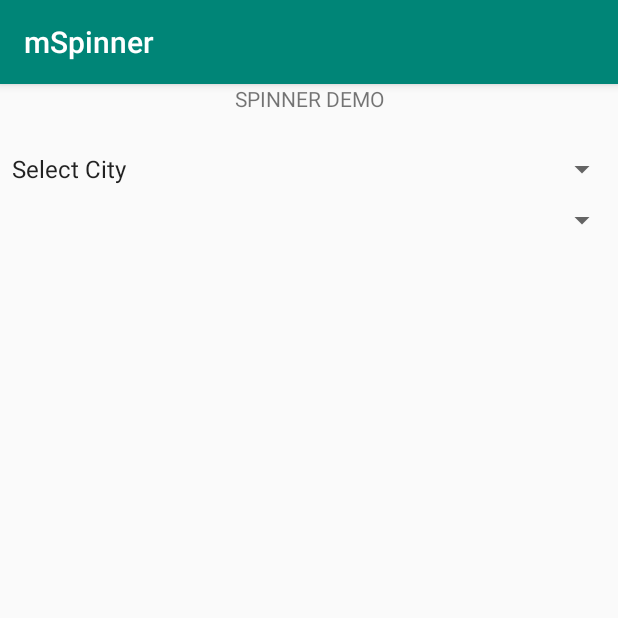
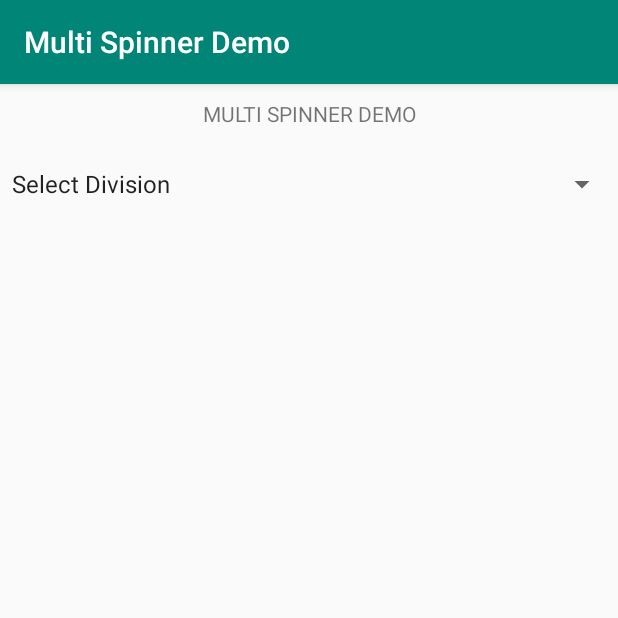
Before and after one commit to ShakilAhmedShaj/Multi_Spinner_Data_Relation, an Android app: the screen it shows after launch (MainActivity), on a phone screen of 412 x 824 dp, the top half of it. Run offline under Robolectric (Android 15) with nearby library versions, the phone set to English and light mode, and no system bars.

```diff
--- a/app/src/main/java/com/decima/lab/mspinner/MainActivity.java
+++ b/app/src/main/java/com/decima/lab/mspinner/MainActivity.java
@@ -11,44 +11,46 @@ import android.widget.Toast;
 
 public class MainActivity extends AppCompatActivity {
     // these are the global variables
-    Spinner classSpinner, divSpinner;
+    Spinner divSpinner, citySpinner;
     // string variable to store selected values
-    String selectedClass, selectedDiv;
+    String selectedDivision, selectedCity;
 
     @Override
     protected void onCreate(Bundle savedInstanceState) {
         super.onCreate(savedInstanceState);
         setContentView(R.layout.activity_main);
 
-        classSpinner = (Spinner) findViewById(R.id.classSpinner);
-        divSpinner = (Spinner) findViewById(R.id.divSpinner);
+        divSpinner = (Spinner) findViewById(R.id.classSpinner);
+        citySpinner = (Spinner) findViewById(R.id.divSpinner);
 
         // Class Spinner implementing onItemSelectedListener
-        classSpinner.setOnItemSelectedListener(new AdapterView.OnItemSelectedListener() {
+        divSpinner.setOnItemSelectedListener(new AdapterView.OnItemSelectedListener() {
             @Override
             public void onItemSelected(AdapterView<?> parent, View view, int position, long id) {
-                selectedClass = parent.getItemAtPosition(position).toString();
-                switch (selectedClass) {
+                selectedDivision = parent.getItemAtPosition(position).toString();
 
-                    case "Khulna":
-                        // assigning div item list defined in XML to the div Spinner
-                        divSpinner.setAdapter(new ArrayAdapter<String>(MainActivity.this,
-                                android.R.layout.simple_spinner_dropdown_item,
-                                getResources().getStringArray(R.array.items_div_khulna)));
-                        break;
 
-                    case "Dhaka":
-                        divSpinner.setAdapter(new ArrayAdapter<String>(MainActivity.this,
-                                android.R.layout.simple_spinner_dropdown_item,
-                                getResources().getStringArray(R.array.items_div_dhaka)));
-                        break;
+                if (selectedDivision.equalsIgnoreCase("Select Division")) {
+
+
+                } else if (selectedDivision.equalsIgnoreCase("Khulna")) {
+                    citySpinner.setVisibility(View.VISIBLE);
+                    citySpinner.setAdapter(new ArrayAdapter<String>(MainActivity.this,
+                            android.R.layout.simple_spinner_dropdown_item,
+                            getResources().getStringArray(R.array.items_div_khulna)));
 
                 }
+            else if (selectedDivision.equalsIgnoreCase("Dhaka")) {
+                citySpinner.setVisibility(View.GONE);
 
-//                Toast.makeText(MainActivity.this, "Class "+selectedClass, Toast.LENGTH_SHORT).show();
+                    Toast.makeText(MainActivity.this, "Delivery to Dhaka is currently not Available", Toast.LENGTH_SHORT).show();
+            }
 
-                //set divSpinner Visibility to Visible
-                divSpinner.setVisibility(View.VISIBLE);
+
+//                Toast.makeText(MainActivity.this, "Class "+selectedDivision, Toast.LENGTH_SHORT).show();
+
+                //set citySpinner Visibility to Visible
+//                citySpinner.setVisibility(View.VISIBLE);
             }
 
             @Override
@@ -58,16 +60,16 @@ public class MainActivity extends AppCompatActivity {
         });
 
         // Div Spinner implementing onItemSelectedListener
-        divSpinner.setOnItemSelectedListener(new AdapterView.OnItemSelectedListener() {
+        citySpinner.setOnItemSelectedListener(new AdapterView.OnItemSelectedListener() {
             @Override
             public void onItemSelected(AdapterView<?> parent, View view, int position, long id) {
-                selectedDiv = parent.getItemAtPosition(position).toString();
+                selectedCity = parent.getItemAtPosition(position).toString();
                 /*
                     Now that we have both values, lets create a Toast to
                     show the values on screen
                 */
-                Toast.makeText(MainActivity.this, "\n Class: \t " + selectedClass +
-                        "\n Div: \t" + selectedDiv, Toast.LENGTH_LONG).show();
+                Toast.makeText(MainActivity.this, "Division: \t " + selectedDivision +
+                        "\nCity: \t" + selectedCity, Toast.LENGTH_LONG).show();
             }
 
             @Override
--- a/app/src/main/res/layout/activity_main.xml
+++ b/app/src/main/res/layout/activity_main.xml
@@ -11,7 +11,8 @@
         android:layout_width="match_parent"
         android:layout_height="wrap_content"
         android:gravity="center"
-        android:text="SPINNER DEMO" />
+        android:text="MULTI SPINNER DEMO"
+        android:layout_marginTop="10dp"/>
 
     <Spinner
         android:id="@+id/classSpinner"
--- a/app/src/main/res/values/strings.xml
+++ b/app/src/main/res/values/strings.xml
@@ -1,18 +1,20 @@
 <resources>
-    <string name="app_name">mSpinner</string>
+    <string name="app_name">Multi Spinner Demo</string>
 
     <string-array name="items_class">
-        <item>Select City</item>
+        <item>Select Division</item>
         <item>Khulna</item>
         <item>Dhaka</item>
     </string-array>
 
     <string-array name="items_div_khulna">
-        <item>Royal More</item>
+        <item>Khulna Sadar</item>
+        <item>Sonadanga</item>
+        <item>Rupsa</item>
+        <item>Koylaghat</item>
         <item>Tootpara</item>
-        <item>Sonadanga</item>
-        <item>Rupsha</item>
-        <item>Shibbari</item>
+        <item>Gollamari</item>
+        <item>Nirala</item>
     </string-array>
 
     <string-array name="items_div_dhaka">
```
